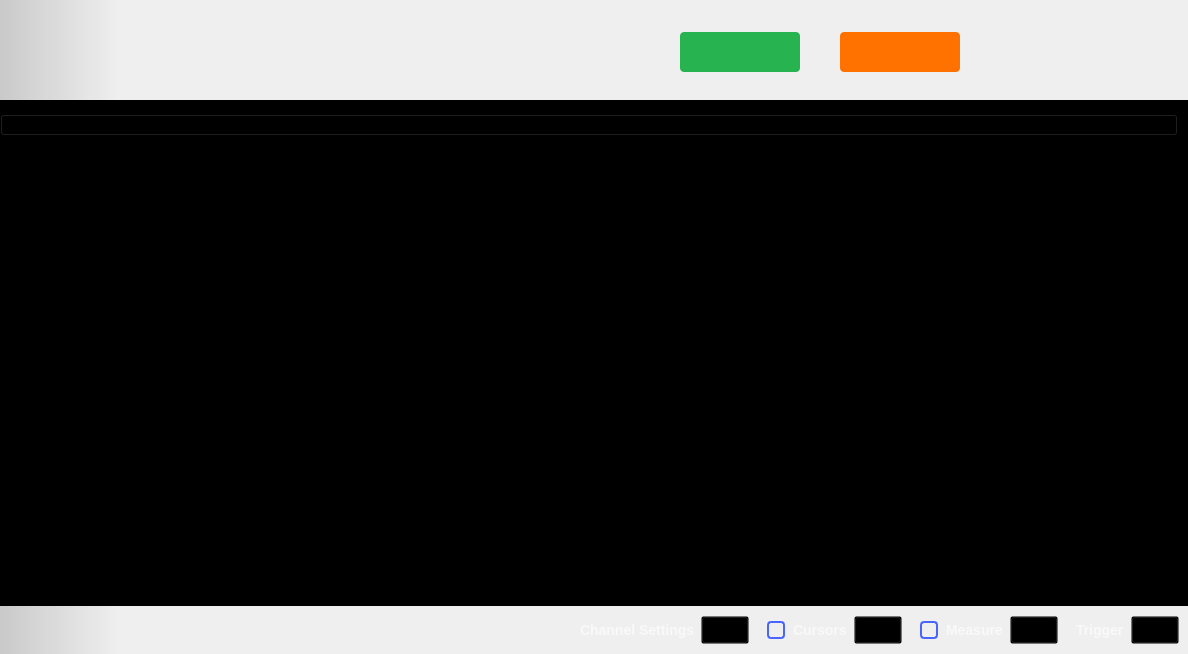
First picture: the form in ui/oscilloscope.ui, repository analogdevicesinc/scopy, before the edit.
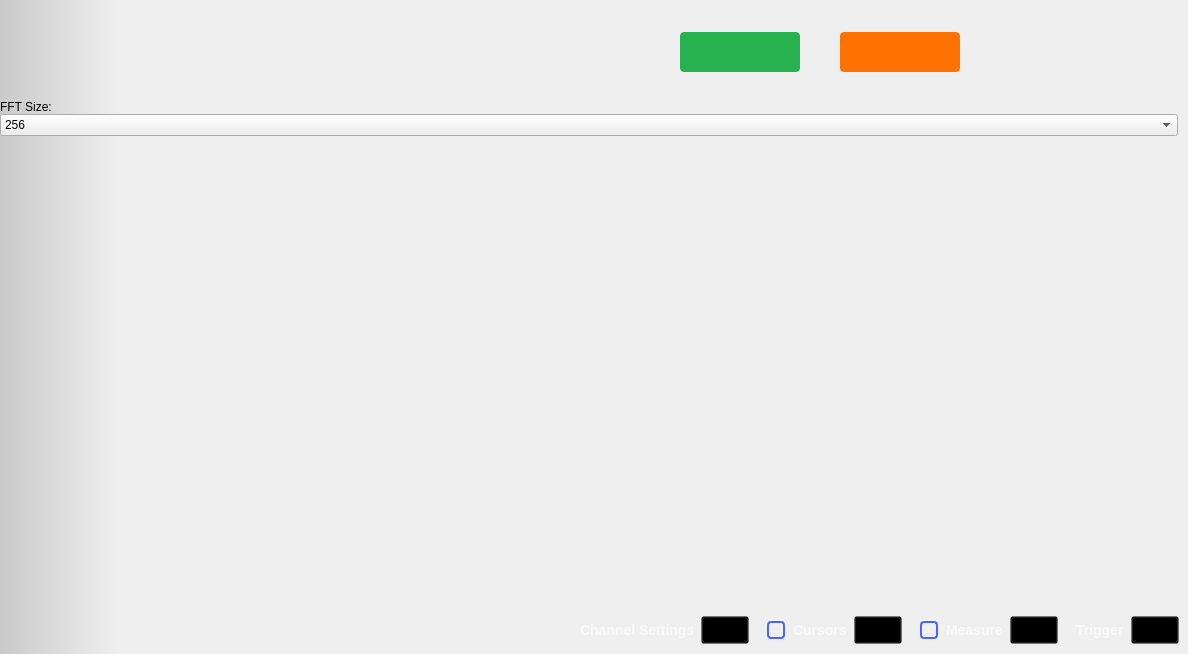
Second picture: the form after the edit. Icons and pictures are not drawn. Custom widgets are drawn as their Qt base class.

Commit message:
Oscilloscope UI: remove hardcoded black background
The color of the background is set by the global stylesheet now.
Which is still black, thanksfully.

Patch:
```diff
--- a/ui/oscilloscope.ui
+++ b/ui/oscilloscope.ui
@@ -328,11 +328,6 @@
           </item>
           <item>
            <widget class="QWidget" name="widgetPlotContainer" native="true">
-            <property name="styleSheet">
-             <string notr="true">QWidget {
-  background-color: black;
-}</string>
-            </property>
             <layout class="QGridLayout" name="gridLayout_5">
              <property name="leftMargin">
               <number>0</number>
```
